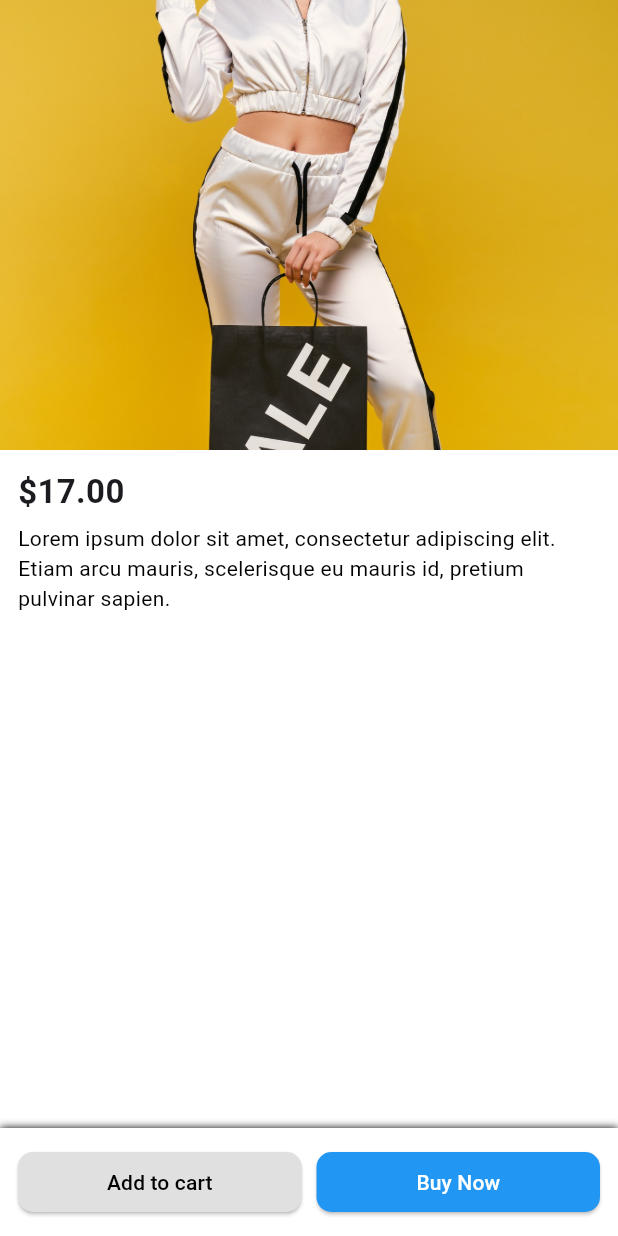
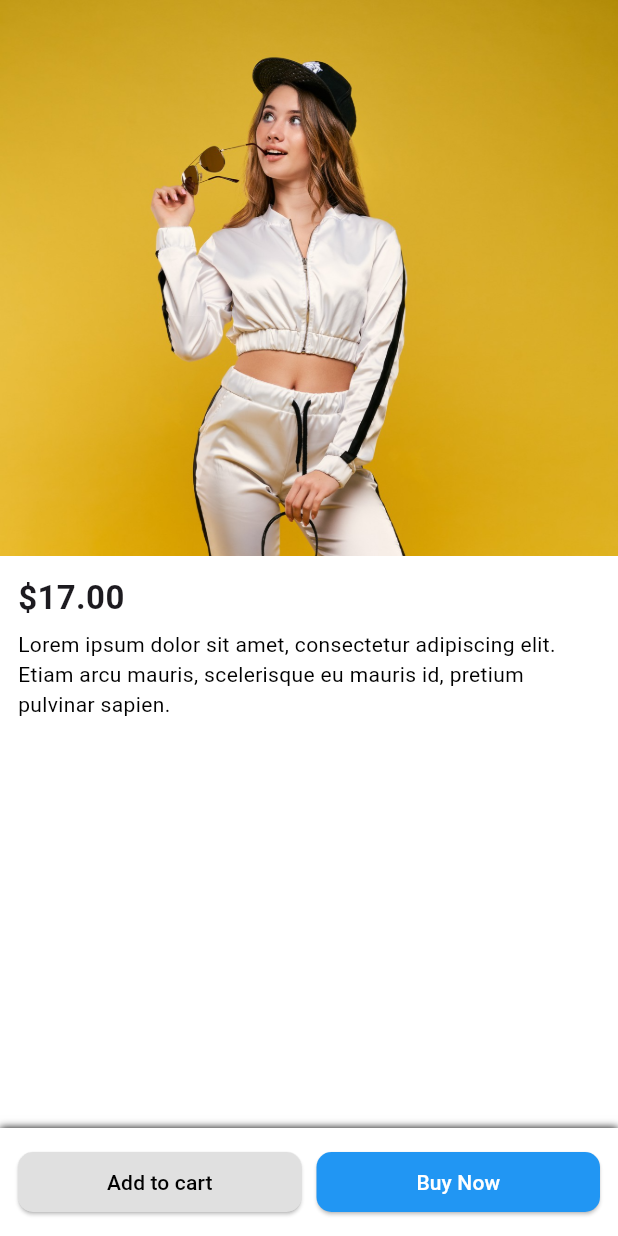
Before and after one commit to RxSeldon/full_product_page, a Flutter app: the screen it shows after launch, on a phone screen of 412 x 824 dp. Run offline on Flutter 3.47's test engine with Material 3 defaults, Android fonts, the phone set to English and light mode, and no system bars.

Commit message:
changed header image height

```diff
--- a/lib/widgets/product_header.dart
+++ b/lib/widgets/product_header.dart
@@ -5,14 +5,16 @@ class ProductHeader extends StatelessWidget {
 
   @override
   Widget build(BuildContext context) {
+    final screenHeight = MediaQuery.of(context).size.height;
     return Column(
       crossAxisAlignment: CrossAxisAlignment.start,
       children: [
         Image.asset(
           "assets/topbar.png",
-          height: 300,
+          height: screenHeight * 0.45,
           width: double.infinity,
           fit: BoxFit.cover,
+          alignment: Alignment.topCenter,
         ),
         Padding(
           padding: const EdgeInsets.all(12.0),
```
